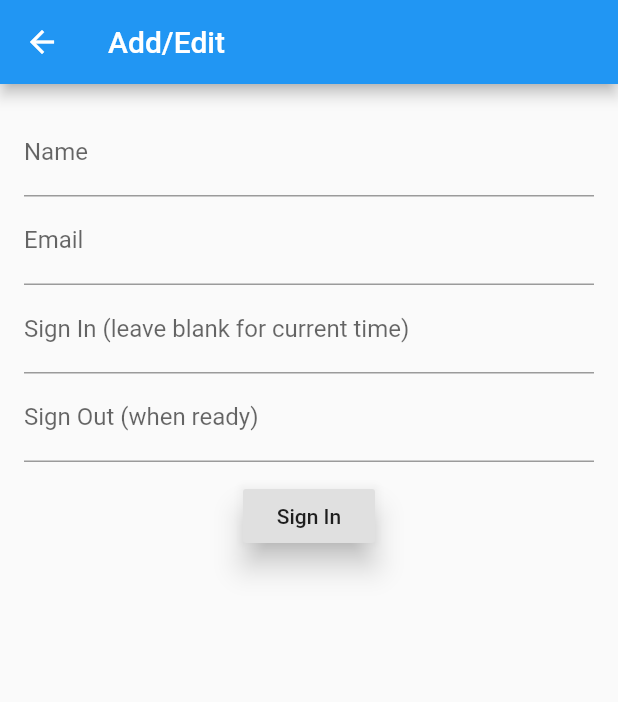
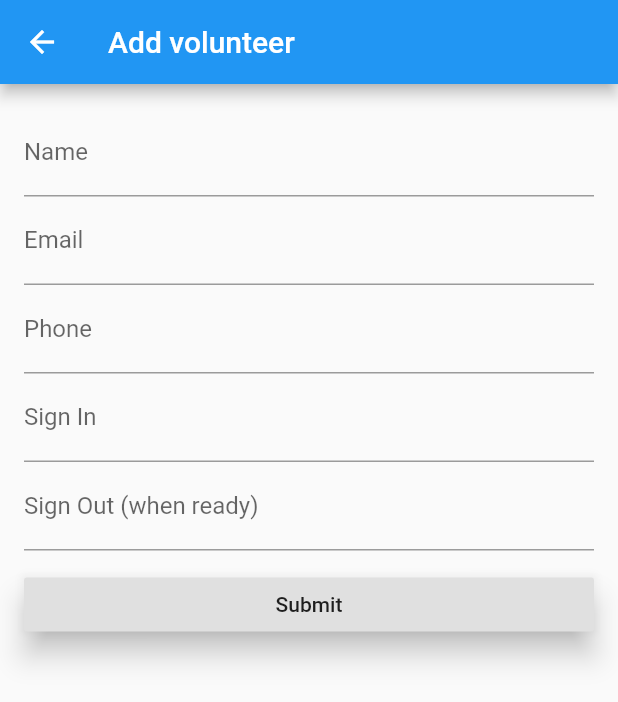
Before and after one commit to neiljaywarner/hope_sign_in, a Flutter app: the AddEditScreen screen opened directly, on a phone screen of 412 x 824 dp. Shown: the top 702 px of the screen. Run offline on Flutter 3.47's test engine with Material 2 defaults, Android fonts, the phone set to English and light mode, and no system bars; our stand-ins replace cloud_firestore; accounts and stored records are empty.

Commit message:
basic idea works, woo hoo

```diff
--- a/lib/main.dart
+++ b/lib/main.dart
@@ -26,7 +26,6 @@ class ListPage extends StatefulWidget {
   ListPage({Key key, this.title}) : super(key: key);
 
   final String title;
-
 
 
   @override
@@ -78,11 +77,15 @@ class _ListPageState extends State<ListPage> {
     String signOut = document['signOut'];
     String name = document['name'];
     String email = document['email'];
+    String phone = document['phone'];
+    if (phone==null) {
+      phone="";
+    }
     timeEntry = signIn;
     if (signOut.isNotEmpty) {
       timeEntry += "-" + signOut;
     }
-    Entry entry = Entry(document.documentID, name, email, signIn,signOut);
+    Entry entry = Entry(document.documentID, name, phone, email, signIn,signOut);
     return new ListTile(
       key: new ValueKey(document.documentID),
       title: new Container(
--- a/lib/model.dart
+++ b/lib/model.dart
@@ -1,9 +1,14 @@
 class Entry {
   String documentId;
   String name;
+  String phone;
   String email;
   String signIn;
   String signOut;
 
-  Entry(this.documentId,this.name, this.email, this.signIn, this.signOut);
+
+  Entry(this.documentId,this.name, this.phone, this.email, this.signIn, this.signOut);
 }
+
+// TODO: Handle duplicate names... maybe phone number could be distinct or email
+// and one of those must be present...
--- a/lib/screens/addeditscreen.dart
+++ b/lib/screens/addeditscreen.dart
@@ -21,8 +21,10 @@ class _LoginPageState extends State<AddEditScreen> {
 
   String _name;
   String _email;
-  String _signIn;
-  String _signOut;
+  String _signIn = "";
+  String _signOut = "";
+  String _phone;
+  String _title = "";
 
   bool isEditing() {
     return (widget.entry != null);
@@ -47,7 +49,7 @@ class _LoginPageState extends State<AddEditScreen> {
   void _performEdit(Entry entry)  {
     Firestore.instance.runTransaction((transaction) async {
       await Firestore.instance.collection("Entries").document(entry.documentId).updateData(
-          { 'name': _name, 'email': _email, 'signIn': _signIn, 'signOut': _signOut }
+          { 'name': _name, 'email': _email, 'phone': _phone, 'signIn': _signIn, 'signOut': _signOut }
       );
     });
     Navigator.pop(context);
@@ -60,8 +62,9 @@ class _LoginPageState extends State<AddEditScreen> {
     }
     Firestore.instance.runTransaction((transaction) async {
       // TODO: Consider if wise to use guid as reccomended. user can change id, etc.
-      await Firestore.instance.collection('Entries').document(_email)
-          .setData({ 'name': _name,'email': _email, 'signIn': _signIn, 'signOut': _signOut });
+      String documentId = _name + _phone;
+      await Firestore.instance.collection('Entries').document(documentId)
+          .setData({ 'name': _name,'email': _email, 'phone': _phone, 'signIn': _signIn, 'signOut': _signOut });
     });
     Navigator.pop(context);
   }
@@ -73,8 +76,30 @@ class _LoginPageState extends State<AddEditScreen> {
       _email = entry.email;
       _signIn = entry.signIn;
       _signOut = entry.signOut;
+      _phone = entry.phone;
+      _title = "Edit/Signout";
+
     } else {
-      _signOut = null;
+      _title = "Add volunteer";
+    }
+  }
+
+  bool isValidPhone(String val) {
+    //TODO: decent phone number autoformat someday might be a nice touch...
+    // see https://github.com/flutter/flutter/blob/master/examples/flutter_gallery/lib/demo/material/text_form_field_demo.dart
+    // as a start
+
+    return val.length > 7
+  }
+
+  bool isValidEmail(String val) {
+    if (val.isEmpty) {
+      return true;
+    }
+    if (val.contains("@")) {
+      return true;
+    } else {
+      return false;
     }
   }
 
@@ -84,13 +109,13 @@ class _LoginPageState extends State<AddEditScreen> {
     return new Scaffold(
       key: scaffoldKey,
       appBar: new AppBar(
-        title: new Text('Add/Edit'),
+        title: new Text(_title),
       ),
       body: new Padding(
         padding: const EdgeInsets.all(16.0),
         child: new Form(
           key: formKey,
-          child: new Column(
+          child: new ListView(
             children: [
               new TextFormField(
                 decoration: new InputDecoration(labelText: 'Name'),
@@ -100,15 +125,24 @@ class _LoginPageState extends State<AddEditScreen> {
                 onSaved: (val) => _name= val,
               ),
               new TextFormField(
+                keyboardType: TextInputType.emailAddress,
                 decoration: new InputDecoration(labelText: 'Email'),
                 initialValue: _email,
                 validator: (val) =>
-                !val.contains('@') ? 'Not a valid email.' : null,
+                !isValidEmail(val) ? 'Not a valid email.' : null,
                 onSaved: (val) => _email = val,
+              ),
+              new TextFormField(
+                keyboardType: TextInputType.phone,
+                decoration: new InputDecoration(labelText: 'Phone'),
+                initialValue: _phone,
+                validator: (val) =>
+                !isValidPhone(val) ? 'Not a valid phone number' : null,
+                onSaved: (val) => _phone = val,
               ),
               //TODO: Autofill with current time
               new TextFormField(
-                decoration: new InputDecoration(labelText: 'Sign In (leave blank for current time)'),
+                decoration: new InputDecoration(labelText: 'Sign In'),
                 initialValue: _signIn,
                 validator: (val) =>
                   isInvalidTime(val) && (val.length >0) ? 'Please use 24 hr time HH:MM' : null,
@@ -130,7 +164,7 @@ class _LoginPageState extends State<AddEditScreen> {
                 child: new RaisedButton(
                   elevation: 8.0,
                   onPressed: _submit,
-                  child: new Text('Sign In'),
+                  child: new Text('Submit'),
                 ),
               ),
             ],
@@ -142,9 +176,18 @@ class _LoginPageState extends State<AddEditScreen> {
 
   //todo; Make this better
   isInvalidTime(String val) {
+    //TODO: real time validation, eg don't allow 44:77
+    // actually ,just pick from time picker
+    if (val.length > 5) {
+      return false;
+    }
+
     if (val.length == 5) {
-      return false;
-    } else {
+      return true;
+    }
+
+    //eg 9:22; main case
+    if (val.length == 4) {
       return true;
     }
   }
@@ -153,6 +196,7 @@ class _LoginPageState extends State<AddEditScreen> {
 String _buildNowString24HrTime() {
   TimeOfDay timeOfDay = new TimeOfDay.now();
   int minute = timeOfDay.minute;
+  int hour = timeOfDay.hour;
   if (minute < 10) {
     return "${timeOfDay.hour}:0${timeOfDay.minute}";
   } else {
```
